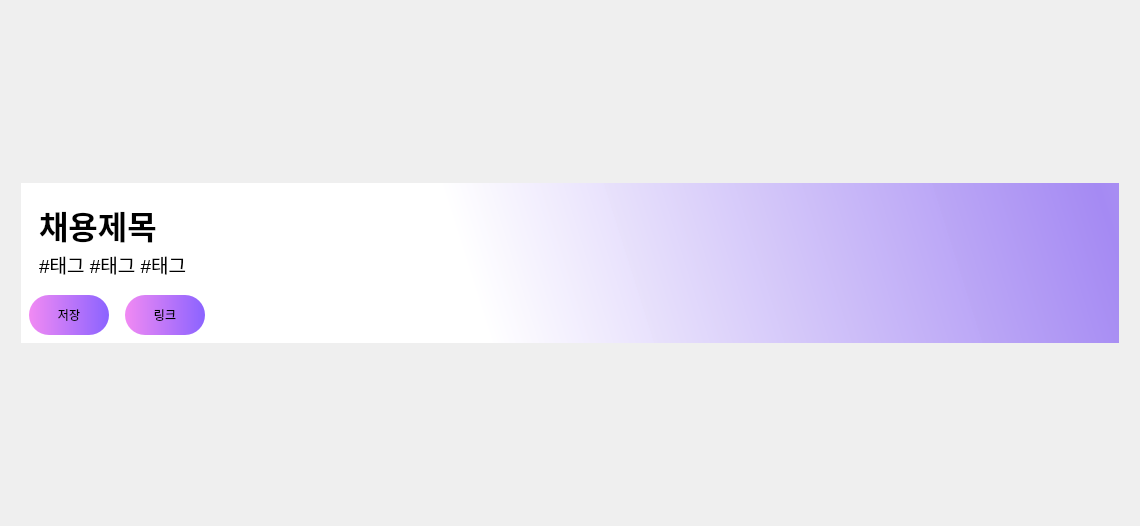
Qt form my_pyqt5/widget/test.ui (dlalstj0213/Study.Python) before a commit.
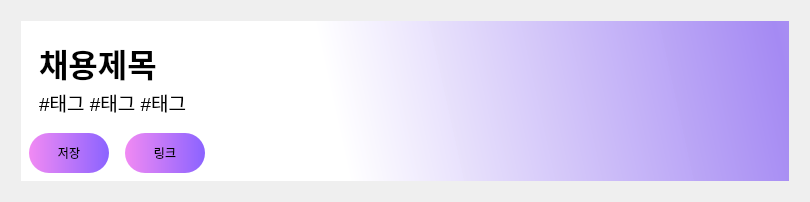
The same form after that commit.

The edit to the form file:
```diff
--- a/my_pyqt5/widget/test.ui
+++ b/my_pyqt5/widget/test.ui
@@ -6,8 +6,8 @@
    <rect>
     <x>0</x>
     <y>0</y>
-    <width>1140</width>
-    <height>526</height>
+    <width>810</width>
+    <height>198</height>
    </rect>
   </property>
   <property name="windowTitle">
```
Left out of the diff: 2 changed lines with no effect on the pictures.
